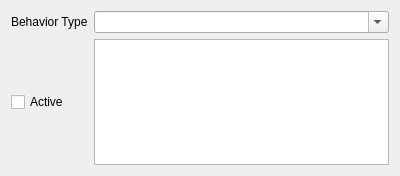
Old version of the form src/behaviordetails.ui in the repository rolker/camp.
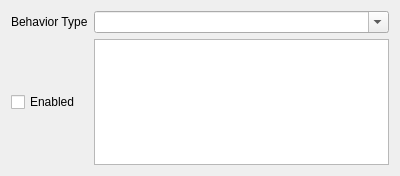
New version of the form.

Commit message: Switch active to enabled for behaviors

Diff of the .ui file:
```diff
--- a/src/behaviordetails.ui
+++ b/src/behaviordetails.ui
@@ -30,7 +30,7 @@
      <item row="2" column="0">
       <widget class="QCheckBox" name="activeCheckBox">
        <property name="text">
-        <string>Active</string>
+        <string>Enabled</string>
        </property>
       </widget>
      </item>
```
Left out of the diff: 2 changed lines with no effect on the pictures. The commit also changes 4 other files.
